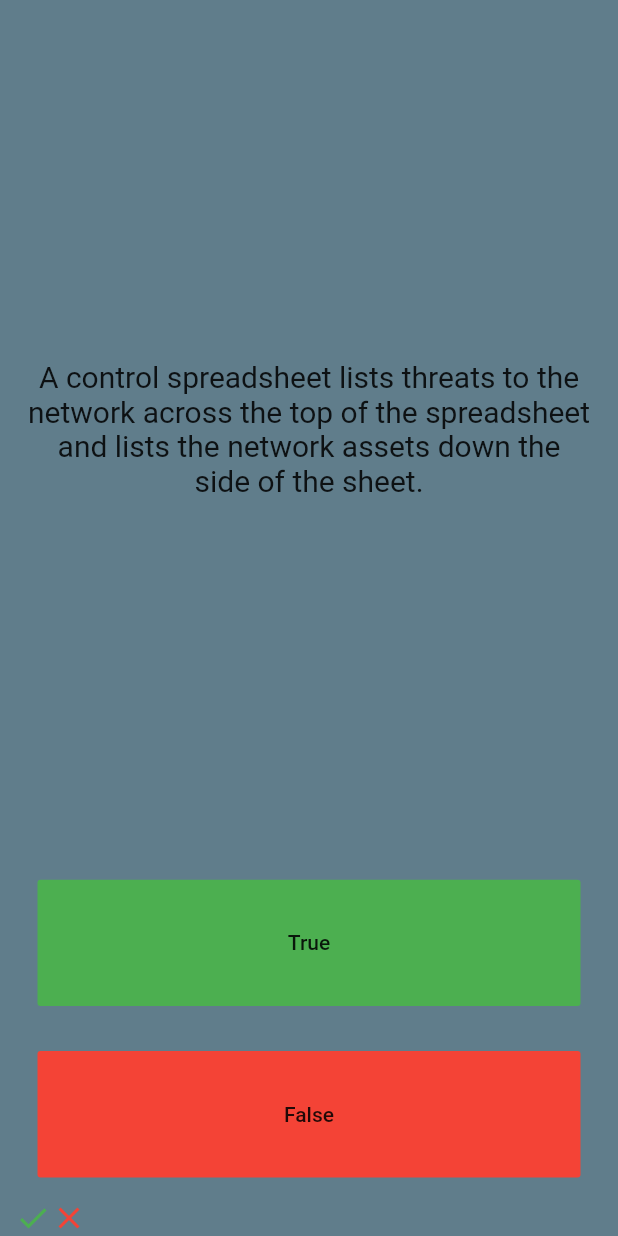
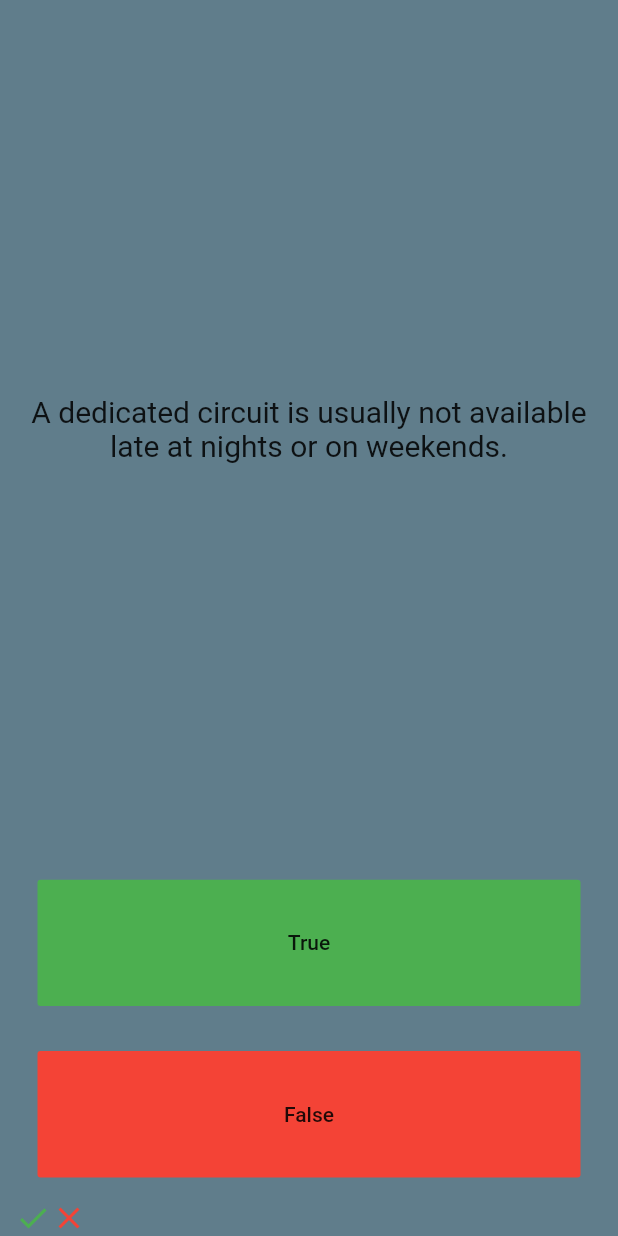
Before and after one commit to Mhsaron/qquiz, a Flutter app: the screen it shows after launch, after a tap on "True", on a phone screen of 412 x 824 dp. Run offline on Flutter 3.47's test engine with Material 2 defaults, Android fonts, the phone set to English and light mode, and no system bars.

Commit message:
exception handled and starting oop with dart

```diff
--- a/lib/main.dart
+++ b/lib/main.dart
@@ -1,5 +1,6 @@
 import 'package:flutter/material.dart';
 import 'dart:math';
+import 'question.dart';
 
 void main() {
   runApp(QQuizer());
@@ -29,65 +30,39 @@ class QuizPage extends StatefulWidget {
 }
 
 class _QuizPageState extends State<QuizPage> {
-  List<String> question = [
-    'As the number of ISPs has grown, a new form of network access point called a metropolitan area exchange has emerged.',
-    'Common carriers include the RBOCs, IXCs, and Cable TV companies.',
-    'Common carriers sell or lease communication services and facilities to the public.',
-    'Circuit switched networks run over the public switched telephone networks operated by the common carriers.',
-    'Cloud (as in cloud architecture) means that the design for the common carrier\'s network comes from satellite networks above the clouds.',
-    'A dedicated circuit is usually not available late at nights or on weekends.',
-    'Full mesh networks are inexpensive.',
-    'Full mesh design networks are more common than partial mesh design networks.',
-    'Datagrams are connection-oriented.',
-    'Connectionless routing sets up a TCP connection, or virtual circuit between a sender and receiver.',
-    'Virtual private networks permit users to create permanent virtual circuits, or tunnels, through the Internet.',
-    'National Internet service providers connect together and exchange data at Network Access Points.',
-    'Network access points were originally designed to connect only local ISPs.',
-    'A point of presence is the place at which the ISP provides services to its customers.',
-    'Peering means that a national ISP does not charge another national ISP to transmit its messages.',
-    'Digital Subscriber Line is a family of multipoint technologies.',
-    'The dominant standard for a cable modem is Data over Cable System Interface Specification.',
-    'Internet 2 is the common name for the Abilene network.',
-    'Each of the networks in Internet 2 has a set of access points called terapops.',
-    'Security on a network not only means being able to prevent a hacker from breaking into your computer but also includes being able to recover from temporary service problems or from natural disasters.',
-    'The rise of the Internet has increased significantly the potential vulnerability of an organization\'s assets.',
-    'Confidentiality is not a threat to business continuity.',
-    'Intrusion refers to confidentiality and integrity of data.',
-    'A control spreadsheet lists threats to the network across the top of the spreadsheet and lists the network assets down the side of the sheet.',
-    'A threat to the data communications network is any potential adverse occurrence that can do harm, interrupt the systems using the network, or cause a monetary loss to the organization.',
-    'Companies have learned that threats from hacking from its own employees occur about as often as by outsiders.',
-    'A NAT proxy server uses an address table to translate private IP addresses used inside the organization into proxy data link layer addressed used on the Internet.',
+  List<Question> question = [
+    Question(
+        q: 'As the number of ISPs has grown, a new form of network access point called a metropolitan area exchange has emerged.',
+        a: true),
+    Question(
+        q: 'Common carriers include the RBOCs, IXCs, and Cable TV companies.',
+        a: true),
+    Question(
+        q: 'Common carriers sell or lease communication services and facilities to the public.',
+        a: true),
+    Question(
+        q: 'Circuit switched networks run over the public switched telephone networks operated by the common carriers.',
+        a: true),
+    Question(
+        q: 'Cloud (as in cloud architecture) means that the design for the common carrier\'s network comes from satellite networks above the clouds.',
+        a: false),
+    Question(
+        q: 'A dedicated circuit is usually not available late at nights or on weekends.',
+        a: false),
+    Question(q: 'Full mesh networks are inexpensive.', a: false),
+    Question(
+        q: 'Full mesh design networks are more common than partial mesh design networks.',
+        a: false),
+    Question(q: 'Datagrams are connection-oriented.', a: false),
   ];
-  List<bool> answer = [
-    true,
-    true,
-    true,
-    true,
-    false,
-    false,
-    false,
-    false,
-    false,
-    false,
-    true,
-    true,
-    false,
-    true,
-    true,
-    false,
-    true,
-    true,
-    false,
-    true,
-    true,
-    false,
-    true,
-    true,
-    true,
-    true,
-    true,
-  ];
-  int qn = Random().nextInt(26);
+  int qn = Random().nextInt(8);
+  void nextQuestion() {
+    if (qn < question.length - 1) {
+      qn++;
+    }
+    print(qn);
+    //print(question.length);
+  }
 
   @override
   Widget build(BuildContext context) {
@@ -101,7 +76,7 @@ class _QuizPageState extends State<QuizPage> {
             child: Padding(
               padding: const EdgeInsets.all(8.0),
               child: Text(
-                question[qn],
+                question[qn].question,
                 textAlign: TextAlign.center,
                 style: TextStyle(fontSize: 20.0, color: Colors.black87),
               ),
@@ -114,16 +89,15 @@ class _QuizPageState extends State<QuizPage> {
             child: FlatButton(
               color: Colors.green,
               onPressed: () {
-                bool correctAnswer = answer[qn];
+                bool correctAnswer = question[qn].answer;
                 if (correctAnswer == true) {
                   print('Right');
                 } else {
                   print('wrong');
                 }
                 setState(() {
-                  qn++;
+                  nextQuestion();
                 });
-                print(qn);
               },
               child: Text('True'),
             ),
@@ -135,16 +109,15 @@ class _QuizPageState extends State<QuizPage> {
             child: FlatButton(
               color: Colors.red,
               onPressed: () {
-                bool correctAnswer = answer[qn];
+                bool correctAnswer = question[qn].answer;
                 if (correctAnswer == false) {
                   print('Right');
                 } else {
                   print('wrong');
                 }
                 setState(() {
-                  qn++;
+                  nextQuestion();
                 });
-                print(qn);
               },
               child: Text('False'),
             ),
--- /dev/null
+++ b/lib/question.dart
@@ -0,0 +1,8 @@
+class Question {
+  String question;
+  bool answer;
+  Question({String q, bool a}) {
+    question = q;
+    answer = a;
+  }
+}
```
